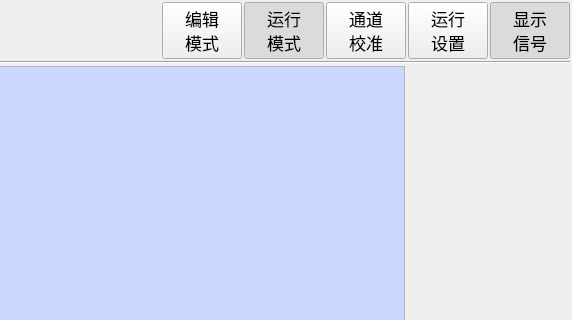
The window that UiFiles/clsMainTestWindow.ui (caicaiking/WKELightWave) describes before a commit, drawn with Qt 5; both pictures show x 903 to 1475 and y 0 to 320 of the 1475 by 639 pixel window.
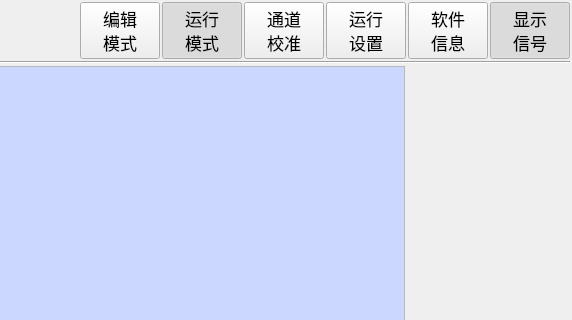
The same window after the commit. Icons and pictures are not drawn.

The edit to the form file:
```diff
--- a/UiFiles/clsMainTestWindow.ui
+++ b/UiFiles/clsMainTestWindow.ui
@@ -429,6 +429,48 @@
         </property>
        </widget>
       </item>
+      <item>
+       <widget class="QPushButton" name="btnAboutMe">
+        <property name="minimumSize">
+         <size>
+          <width>80</width>
+          <height>50</height>
+         </size>
+        </property>
+        <property name="font">
+         <font>
+          <family>楷体</family>
+          <pointsize>13</pointsize>
+          <weight>50</weight>
+          <italic>false</italic>
+          <bold>false</bold>
+         </font>
+        </property>
+        <property name="styleSheet">
+         <string notr="true"/>
+        </property>
+        <property name="text">
+         <string>软件
+信息</string>
+        </property>
+        <property name="icon">
+         <iconset resource="../images/res.qrc">
+          <normaloff>:/lightWave.png</normaloff>:/lightWave.png</iconset>
+        </property>
+        <property name="iconSize">
+         <size>
+          <width>26</width>
+          <height>26</height>
+         </size>
+        </property>
+        <property name="shortcut">
+         <string>Return</string>
+        </property>
+        <property name="checkable">
+         <bool>false</bool>
+        </property>
+       </widget>
+      </item>
       <item>
        <widget class="QPushButton" name="btnSignal">
         <property name="minimumSize">
```
